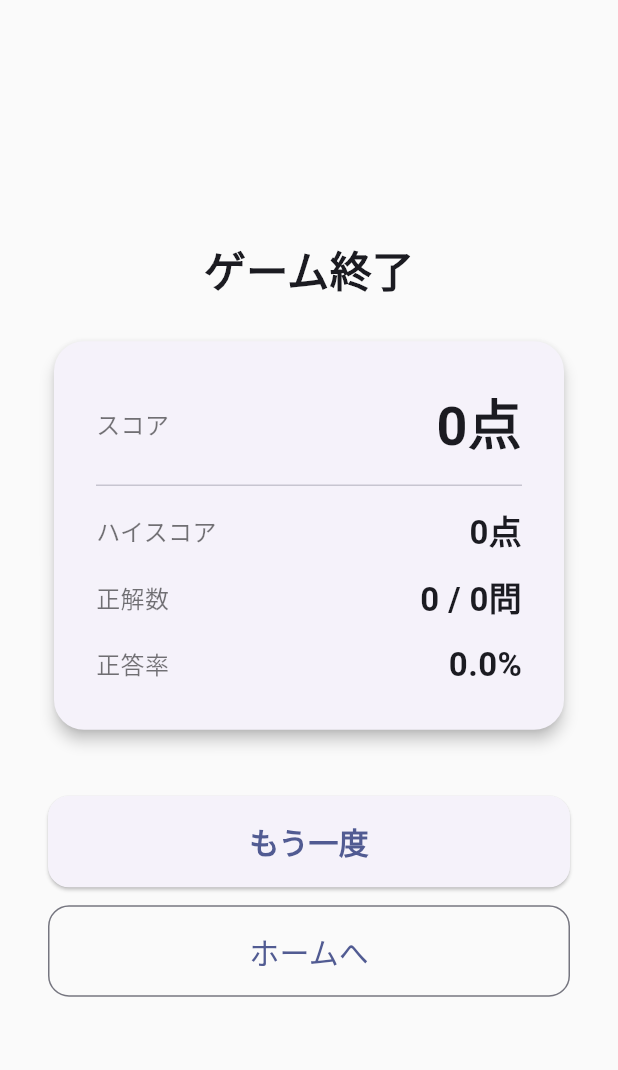
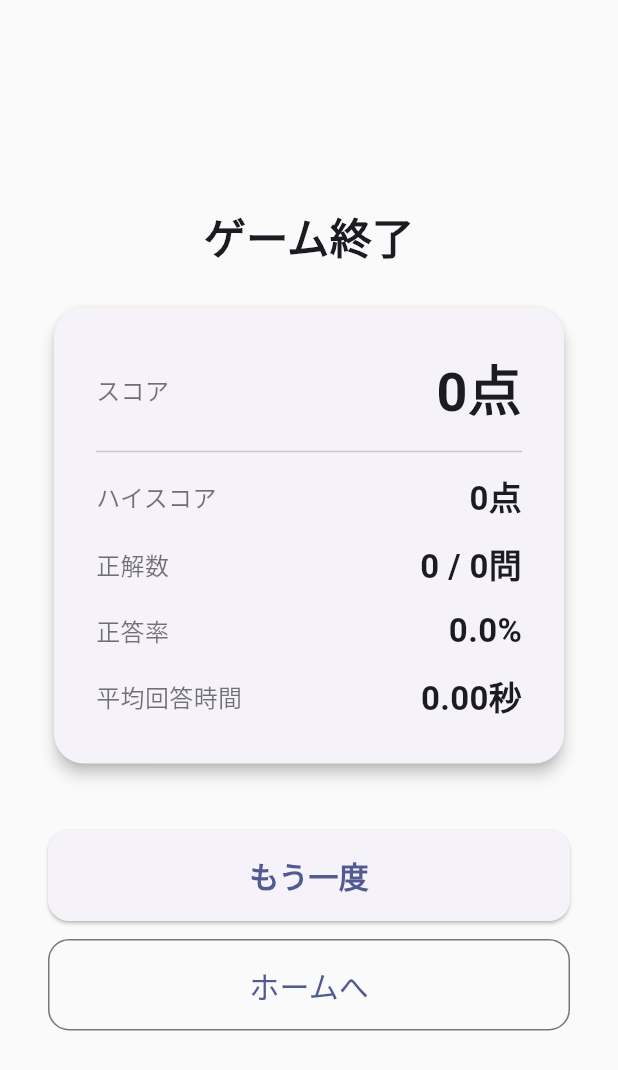
Before and after one commit to takashi145/color-game, a Flutter app: the ResultScreen screen opened directly, on a phone screen of 412 x 824 dp. Shown: the top 1070 px of the screen. Run offline on Flutter 3.47's test engine with Material 3 defaults, Android fonts, the phone set to English and light mode, and no system bars; our stand-ins replace shared_preferences; accounts and stored records are empty.

Commit message:
Track and display average response time per question
- Measure elapsed time per question in GameProvider
- Save avg response time alongside best score record
- Show avg response time on result screen and mode detail modal

Co-Authored-By: Claude Sonnet 4.6 <noreply@anthropic.com>

```diff
--- a/lib/models/best_score_record.dart
+++ b/lib/models/best_score_record.dart
@@ -3,11 +3,13 @@ class BestScoreRecord {
     required this.score,
     required this.correctCount,
     required this.totalQuestions,
+    required this.avgResponseTimeMs,
   });
 
   final int score;
   final int correctCount;
   final int totalQuestions;
+  final int avgResponseTimeMs;
 
   double get accuracy =>
       totalQuestions == 0 ? 0 : correctCount / totalQuestions;
--- a/lib/providers/game_provider.dart
+++ b/lib/providers/game_provider.dart
@@ -41,10 +41,12 @@ class GameProvider extends ChangeNotifier {
   bool _isNewHighScore = false;
   bool _isAnswering = false;
   int _countdownValue = kCountdownSeconds;
+  DateTime? _questionStartTime;
+  int _totalResponseTimeMs = 0;
 
   Map<GameMode, BestScoreRecord> _bestRecords = {
     for (final mode in GameMode.values)
-      mode: BestScoreRecord(score: 0, correctCount: 0, totalQuestions: 0),
+      mode: BestScoreRecord(score: 0, correctCount: 0, totalQuestions: 0, avgResponseTimeMs: 0),
   };
 
   GameState get state => _state;
@@ -53,6 +55,10 @@ class GameProvider extends ChangeNotifier {
   int get countdownValue => _countdownValue;
 
   BestScoreRecord bestRecordForMode(GameMode mode) => _bestRecords[mode]!;
+
+  int get avgResponseTimeMs => _state.totalQuestions == 0
+      ? 0
+      : _totalResponseTimeMs ~/ _state.totalQuestions;
 
   Future<void> loadAllHighScores() async {
     _bestRecords = await _storage.getAllBestRecords();
@@ -68,6 +74,8 @@ class GameProvider extends ChangeNotifier {
     _isNewHighScore = false;
     _isAnswering = false;
     _countdownValue = kCountdownSeconds;
+    _questionStartTime = null;
+    _totalResponseTimeMs = 0;
 
     _state = GameState(
       mode: mode,
@@ -115,6 +123,7 @@ class GameProvider extends ChangeNotifier {
       remainingSeconds: kGameDurationSeconds,
       lastAnswerCorrect: null,
     );
+    _questionStartTime = DateTime.now();
     notifyListeners();
 
     _startTimer();
@@ -124,6 +133,12 @@ class GameProvider extends ChangeNotifier {
     if (_state.phase != GamePhase.playing) return;
     if (_isAnswering) return;
     _isAnswering = true;
+
+    final now = DateTime.now();
+    if (_questionStartTime != null) {
+      _totalResponseTimeMs +=
+          now.difference(_questionStartTime!).inMilliseconds;
+    }
 
     final correct = GameLogic.checkAnswer(_state, selected);
     final newScore = correct ? _state.score + kScorePerCorrect : _state.score;
@@ -144,6 +159,7 @@ class GameProvider extends ChangeNotifier {
 
   void _nextQuestion() {
     _isAnswering = false;
+    _questionStartTime = DateTime.now();
     if (_state.phase != GamePhase.playing) return;
 
     final pair = GameLogic.generateColorPair();
@@ -178,6 +194,7 @@ class GameProvider extends ChangeNotifier {
       _state.score,
       correctCount: _state.correctCount,
       totalQuestions: _state.totalQuestions,
+      avgResponseTimeMs: avgResponseTimeMs,
     );
     if (_isNewHighScore) {
       _highScore = _state.score;
@@ -187,6 +204,7 @@ class GameProvider extends ChangeNotifier {
           score: _state.score,
           correctCount: _state.correctCount,
           totalQuestions: _state.totalQuestions,
+          avgResponseTimeMs: avgResponseTimeMs,
         ),
       };
     }
--- a/lib/screens/home_screen.dart
+++ b/lib/screens/home_screen.dart
@@ -240,6 +240,12 @@ class _ModeDetailSheet extends StatelessWidget {
                             value: '${(record.accuracy * 100).toStringAsFixed(0)}%',
                             color: color,
                           ),
+                          _StatItem(
+                            icon: Icons.timer_outlined,
+                            label: '平均',
+                            value: '${(record.avgResponseTimeMs / 1000).toStringAsFixed(2)}秒',
+                            color: color,
+                          ),
                         ],
                       )
                     : Text(
--- a/lib/screens/result_screen.dart
+++ b/lib/screens/result_screen.dart
@@ -41,7 +41,12 @@ class ResultScreen extends StatelessWidget {
                           fontSize: 28, fontWeight: FontWeight.bold)),
                   const SizedBox(height: 24),
                 ],
-                _ResultCard(state: state, accuracy: accuracy, highScore: provider.highScore),
+                _ResultCard(
+                  state: state,
+                  accuracy: accuracy,
+                  highScore: provider.highScore,
+                  avgResponseTimeMs: provider.avgResponseTimeMs,
+                ),
                 const SizedBox(height: 40),
                 SizedBox(
                   width: double.infinity,
@@ -93,11 +98,13 @@ class _ResultCard extends StatelessWidget {
     required this.state,
     required this.accuracy,
     required this.highScore,
+    required this.avgResponseTimeMs,
   });
 
   final GameState state;
   final double accuracy;
   final int highScore;
+  final int avgResponseTimeMs;
 
   @override
   Widget build(BuildContext context) {
@@ -118,6 +125,8 @@ class _ResultCard extends StatelessWidget {
                 '${state.correctCount} / ${state.totalQuestions}問'),
             const SizedBox(height: 12),
             _row('正答率', '${accuracy.toStringAsFixed(1)}%'),
+            const SizedBox(height: 12),
+            _row('平均回答時間', '${(avgResponseTimeMs / 1000).toStringAsFixed(2)}秒'),
           ],
         ),
       ),
--- a/lib/services/storage_service.dart
+++ b/lib/services/storage_service.dart
@@ -13,6 +13,9 @@ class StorageService {
   static const _keyBestQuestionsColor = 'best_questions_color';
   static const _keyBestQuestionsWord = 'best_questions_word';
   static const _keyBestQuestionsMix = 'best_questions_mix';
+  static const _keyBestAvgTimeColor = 'best_avg_time_color';
+  static const _keyBestAvgTimeWord = 'best_avg_time_word';
+  static const _keyBestAvgTimeMix = 'best_avg_time_mix';
   static const _keyTotalPlays = 'total_plays';
   static const _keyTotalCorrect = 'total_correct';
   static const _keyTotalQuestions = 'total_questions';
@@ -50,6 +53,17 @@ class StorageService {
     }
   }
 
+  static String _bestAvgTimeKey(GameMode mode) {
+    switch (mode) {
+      case GameMode.colorMode:
+        return _keyBestAvgTimeColor;
+      case GameMode.wordMode:
+        return _keyBestAvgTimeWord;
+      case GameMode.mixMode:
+        return _keyBestAvgTimeMix;
+    }
+  }
+
   Future<int> getHighScore(GameMode mode) async {
     final prefs = await SharedPreferences.getInstance();
     return prefs.getInt(_highScoreKey(mode)) ?? 0;
@@ -60,6 +74,7 @@ class StorageService {
     int score, {
     required int correctCount,
     required int totalQuestions,
+    required int avgResponseTimeMs,
   }) async {
     final current = await getHighScore(mode);
     if (score <= current) return false;
@@ -67,6 +82,7 @@ class StorageService {
     await prefs.setInt(_highScoreKey(mode), score);
     await prefs.setInt(_bestCorrectKey(mode), correctCount);
     await prefs.setInt(_bestQuestionsKey(mode), totalQuestions);
+    await prefs.setInt(_bestAvgTimeKey(mode), avgResponseTimeMs);
     return true;
   }
 
@@ -78,6 +94,7 @@ class StorageService {
           score: prefs.getInt(_highScoreKey(mode)) ?? 0,
           correctCount: prefs.getInt(_bestCorrectKey(mode)) ?? 0,
           totalQuestions: prefs.getInt(_bestQuestionsKey(mode)) ?? 0,
+          avgResponseTimeMs: prefs.getInt(_bestAvgTimeKey(mode)) ?? 0,
         ),
     };
   }
```
